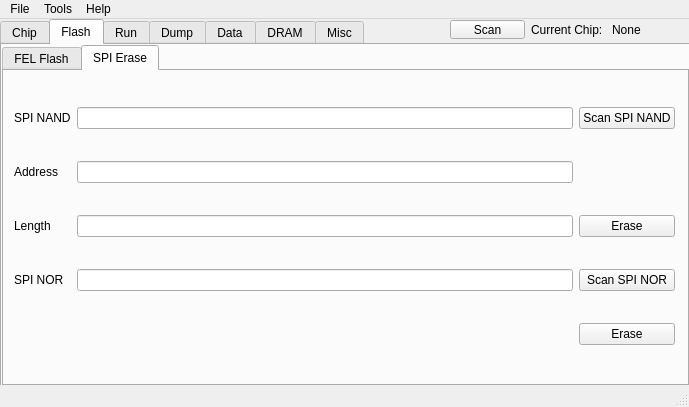
First picture: the form in src/mainwindow.ui, repository YuzukiTsuru/YFEL, before the edit.
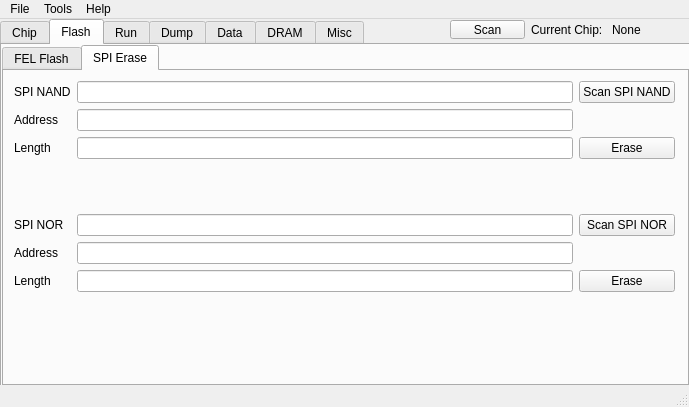
Second picture: the form after the edit.

Commit message: update ui, using spi nand

Diff of the .ui file:
```diff
--- a/src/mainwindow.ui
+++ b/src/mainwindow.ui
@@ -509,27 +509,19 @@
           <x>10</x>
           <y>10</y>
           <width>661</width>
-          <height>291</height>
+          <height>211</height>
          </rect>
         </property>
         <layout class="QGridLayout" name="gridLayout_4">
+         <item row="3" column="3">
+          <widget class="QLineEdit" name="flash_spi_erase_spi_nand_length_lineEdit"/>
+         </item>
+         <item row="7" column="3">
+          <widget class="QLineEdit" name="flash_spi_erase_spi_nor_addr_lineEdit"/>
+         </item>
          <item row="6" column="3">
-          <widget class="QPushButton" name="flash_spi_erase_spi_nor_erase_button">
-           <property name="text">
-            <string>Erase</string>
-           </property>
-          </widget>
-         </item>
-         <item row="5" column="2">
           <widget class="QLineEdit" name="flash_spi_erase_spi_nor_lineEdit"/>
          </item>
-         <item row="3" column="3">
-          <widget class="QPushButton" name="flash_spi_erase_spi_nand_erase_button">
-           <property name="text">
-            <string>Erase</string>
-           </property>
-          </widget>
-         </item>
          <item row="2" column="1">
           <widget class="QLabel" name="flash_spi_erase_spi_nand_address_label">
            <property name="text">
@@ -537,25 +529,35 @@
            </property>
           </widget>
          </item>
-         <item row="3" column="2">
-          <widget class="QLineEdit" name="flash_spi_erase_spi_nand_length_lineEdit"/>
+         <item row="3" column="4">
+          <widget class="QPushButton" name="flash_spi_erase_spi_nand_erase_button">
+           <property name="text">
+            <string>Erase</string>
+           </property>
+          </widget>
+         </item>
+         <item row="0" column="3">
+          <widget class="QLineEdit" name="flash_spi_erase_spi_nand_currect_nand_chip_lineEdit"/>
+         </item>
+         <item row="6" column="1">
+          <widget class="QLabel" name="flash_spi_erase_spi_nor_label">
+           <property name="text">
+            <string>SPI NOR</string>
+           </property>
+          </widget>
          </item>
          <item row="5" column="3">
-          <widget class="QPushButton" name="flash_spi_erase_spi_nor_scan_button">
-           <property name="text">
-            <string>Scan SPI NOR</string>
+          <spacer name="verticalSpacer">
+           <property name="orientation">
+            <enum>Qt::Vertical</enum>
            </property>
-          </widget>
-         </item>
-         <item row="3" column="1">
-          <widget class="QLabel" name="flash_spi_erase_spi_nand_length_label">
-           <property name="text">
-            <string>Length</string>
+           <property name="sizeHint" stdset="0">
+            <size>
+             <width>20</width>
+             <height>40</height>
+            </size>
            </property>
-          </widget>
-         </item>
-         <item row="2" column="2">
-          <widget class="QLineEdit" name="flash_spi_erase_spi_nand_addr_lineEdit"/>
+          </spacer>
          </item>
          <item row="0" column="1">
           <widget class="QLabel" name="flash_spi_erase_spi_nand_label">
@@ -564,23 +566,54 @@
            </property>
           </widget>
          </item>
-         <item row="5" column="1">
-          <widget class="QLabel" name="flash_spi_erase_spi_nor_label">
+         <item row="3" column="1">
+          <widget class="QLabel" name="flash_spi_erase_spi_nand_length_label">
            <property name="text">
-            <string>SPI NOR</string>
+            <string>Length</string>
            </property>
           </widget>
          </item>
-         <item row="0" column="2">
-          <widget class="QLineEdit" name="flash_spi_erase_spi_nand_currect_nand_chip_lineEdit"/>
-         </item>
-         <item row="0" column="3">
+         <item row="0" column="4">
           <widget class="QPushButton" name="flash_spi_erase_spi_nand_scan_button">
            <property name="text">
             <string>Scan SPI NAND</string>
            </property>
           </widget>
          </item>
+         <item row="2" column="3">
+          <widget class="QLineEdit" name="flash_spi_erase_spi_nand_addr_lineEdit"/>
+         </item>
+         <item row="6" column="4">
+          <widget class="QPushButton" name="flash_spi_erase_spi_nor_scan_button">
+           <property name="text">
+            <string>Scan SPI NOR</string>
+           </property>
+          </widget>
+         </item>
+         <item row="7" column="1">
+          <widget class="QLabel" name="flash_spi_erase_spi_nor_address_label">
+           <property name="text">
+            <string>Address</string>
+           </property>
+          </widget>
+         </item>
+         <item row="8" column="3">
+          <widget class="QLineEdit" name="flash_spi_erase_spi_nor_addr_lineEdit_2"/>
+         </item>
+         <item row="8" column="1">
+          <widget class="QLabel" name="flash_spi_erase_spi_nor_length_label">
+           <property name="text">
+            <string>Length</string>
+           </property>
+          </widget>
+         </item>
+         <item row="8" column="4">
+          <widget class="QPushButton" name="flash_spi_erase_spi_nor_erase_button">
+           <property name="text">
+            <string>Erase</string>
+           </property>
+          </widget>
+         </item>
         </layout>
        </widget>
       </widget>
```
The commit also changes 2 other files.
